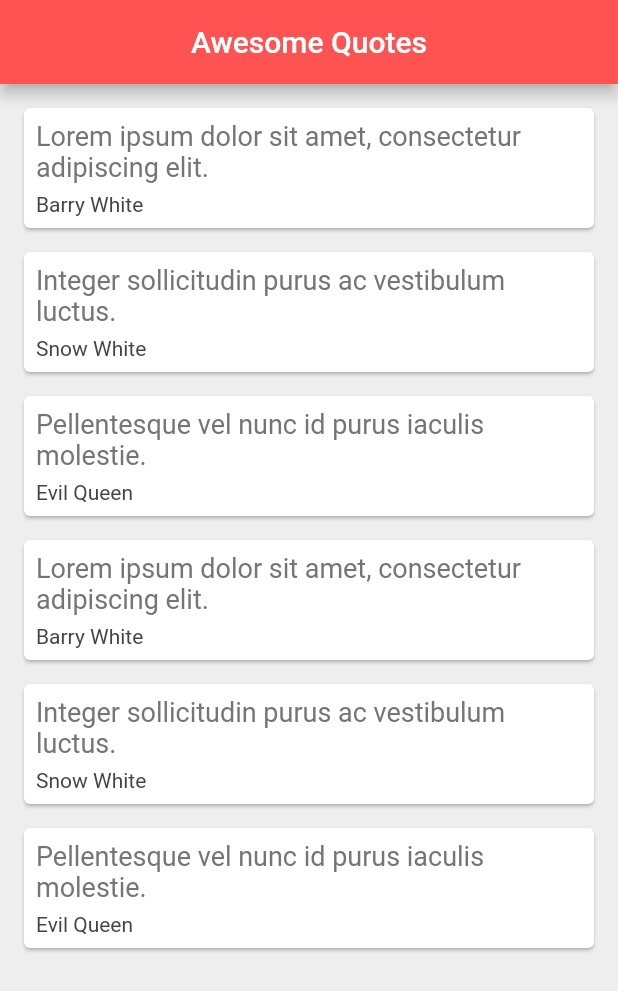
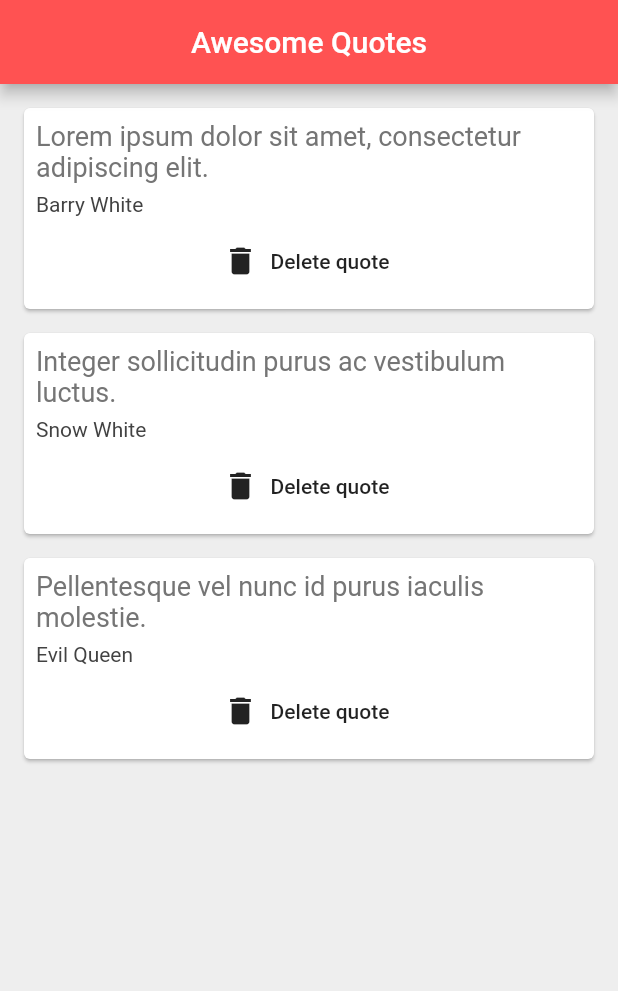
Before and after one commit to ralphZero/FlutterTutorials, a Flutter app: the screen it shows after launch, on a phone screen of 412 x 824 dp. Shown: the top 991 px of the screen. Run offline on Flutter 3.47's test engine with Material 2 defaults, Android fonts, the phone set to English and light mode, and no system bars.

Commit message:
List page with removable card.

```diff
--- a/lib/Views/quotecard.dart
+++ b/lib/Views/quotecard.dart
@@ -4,8 +4,9 @@ import 'package:test_app/Models/quote.dart';
 class QuoteCard extends StatelessWidget {
 
   final Quote quote;
+  final Function onDelete;
 
-  QuoteCard({this.quote});
+  QuoteCard({this.quote, this.onDelete});
 
   @override
   Widget build(BuildContext context) {
@@ -31,6 +32,12 @@ class QuoteCard extends StatelessWidget {
                 fontSize: 14.0,
               ),
             ),
+            SizedBox(height: 6.0,),
+            FlatButton.icon(
+              onPressed: onDelete,
+              icon: Icon(Icons.delete),
+              label: Text('Delete quote'),
+            ),
           ],
         ),
       ),
--- a/lib/list.dart
+++ b/lib/list.dart
@@ -14,9 +14,6 @@ class _ListDataState extends State<ListData> {
     Quote(text: 'Lorem ipsum dolor sit amet, consectetur adipiscing elit.',author: 'Barry White'),
     Quote(text: 'Integer sollicitudin purus ac vestibulum luctus.' ,author: 'Snow White'),
     Quote(text: 'Pellentesque vel nunc id purus iaculis molestie.' ,author: 'Evil Queen'),
-    Quote(text: 'Lorem ipsum dolor sit amet, consectetur adipiscing elit.',author: 'Barry White'),
-    Quote(text: 'Integer sollicitudin purus ac vestibulum luctus.' ,author: 'Snow White'),
-    Quote(text: 'Pellentesque vel nunc id purus iaculis molestie.' ,author: 'Evil Queen'),
   ];
 
   @override
@@ -30,7 +27,14 @@ class _ListDataState extends State<ListData> {
       backgroundColor: Colors.grey[200],
       body: Column(
         children: quotes.map((quote){
-          return QuoteCard(quote: quote,);
+          return QuoteCard(
+            quote: quote,
+            onDelete: (){
+              setState(() {
+                quotes.remove(quote);
+              });
+            },
+          );
         }).toList(),
       ),
     );
```
